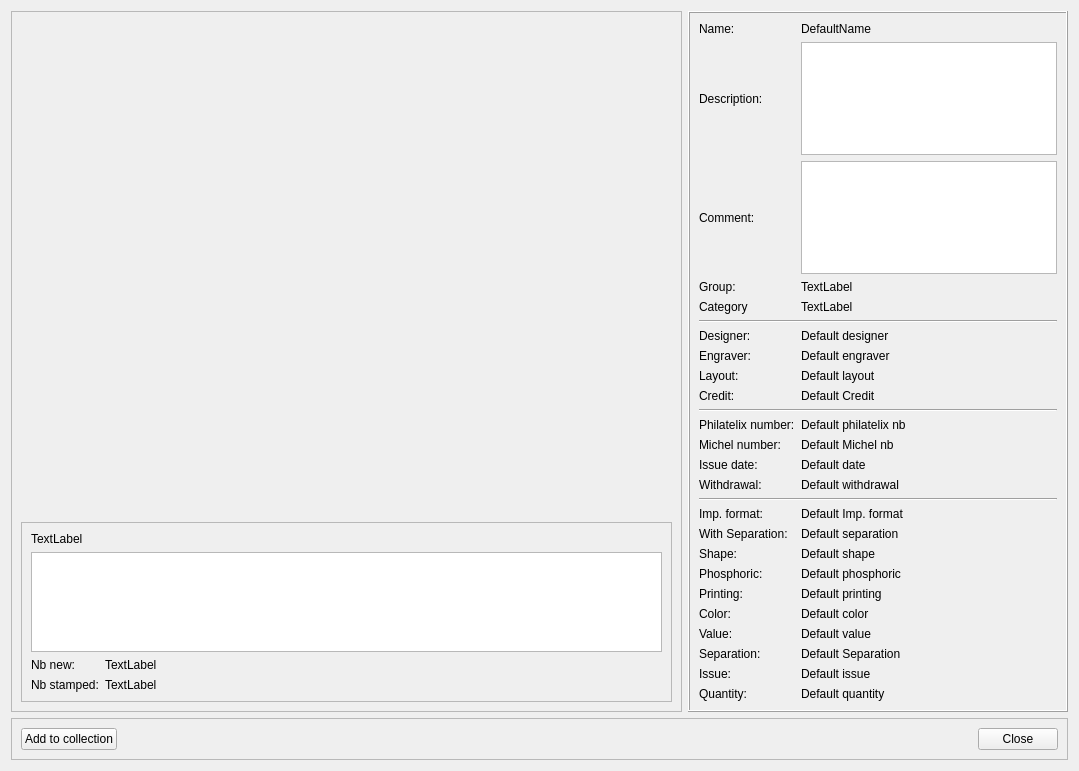
First picture: the form in UI/widgets/stampWidget.ui, repository chep/philatelie, before the edit.
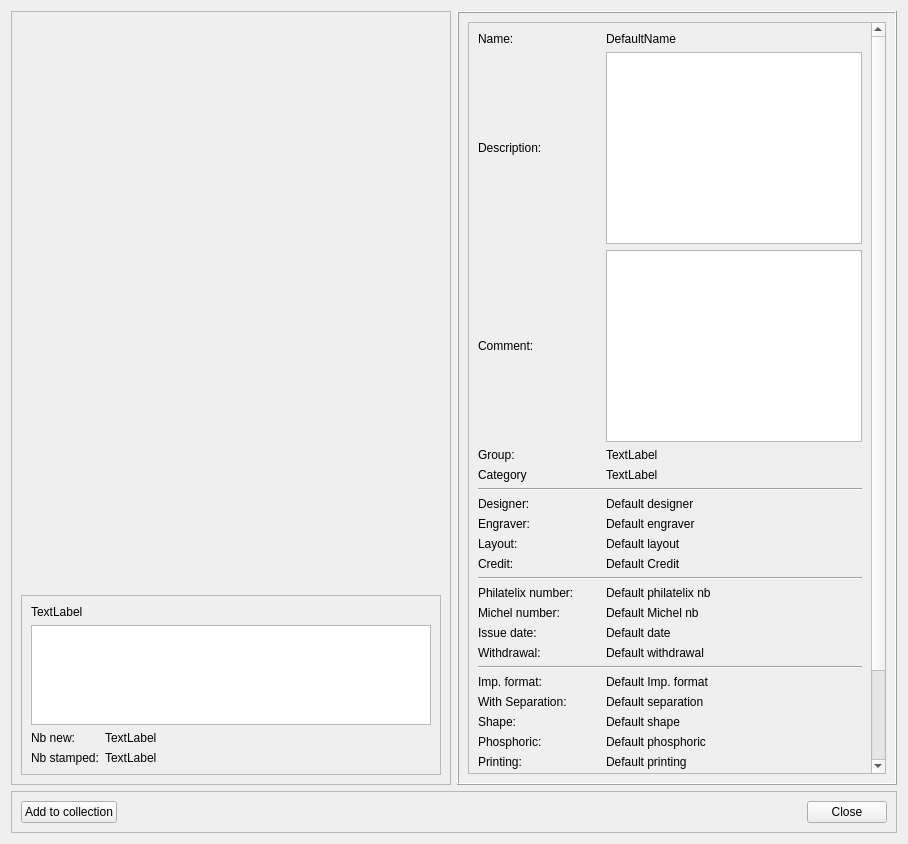
Second picture: the form after the edit. Icons and pictures are not drawn.

Commit message: UI: add scrollbar for stamp details

Patch:
```diff
--- a/UI/widgets/stampWidget.ui
+++ b/UI/widgets/stampWidget.ui
@@ -6,8 +6,8 @@
    <rect>
     <x>0</x>
     <y>0</y>
-    <width>1079</width>
-    <height>771</height>
+    <width>908</width>
+    <height>844</height>
    </rect>
   </property>
   <property name="windowTitle">
@@ -145,6 +145,21 @@
        </property>
        <layout class="QVBoxLayout" name="verticalLayout">
         <item>
+         <widget class="QScrollArea" name="scrollArea">
+          <property name="widgetResizable">
+           <bool>true</bool>
+          </property>
+          <widget class="QWidget" name="scrollAreaWidgetContents">
+           <property name="geometry">
+            <rect>
+             <x>0</x>
+             <y>0</y>
+             <width>398</width>
+             <height>878</height>
+            </rect>
+           </property>
+           <layout class="QVBoxLayout" name="verticalLayout_4">
+            <item>
          <layout class="QGridLayout" name="gridLayout_4">
           <item row="8" column="0">
            <widget class="QLabel" name="titleLayout">
@@ -862,7 +877,7 @@
           <item row="2" column="1">
            <widget class="QTextBrowser" name="textBrowserComment">
             <property name="sizePolicy">
-             <sizepolicy hsizetype="Minimum" vsizetype="Expanding">
+                 <sizepolicy hsizetype="Minimum" vsizetype="Minimum">
               <horstretch>0</horstretch>
               <verstretch>0</verstretch>
              </sizepolicy>
@@ -872,7 +887,7 @@
           <item row="1" column="1">
            <widget class="QTextBrowser" name="textBrowserDescription">
             <property name="sizePolicy">
-             <sizepolicy hsizetype="Minimum" vsizetype="Expanding">
+                 <sizepolicy hsizetype="Minimum" vsizetype="Minimum">
               <horstretch>0</horstretch>
               <verstretch>0</verstretch>
              </sizepolicy>
@@ -880,6 +895,10 @@
            </widget>
           </item>
          </layout>
+            </item>
+           </layout>
+          </widget>
+         </widget>
         </item>
        </layout>
       </widget>
```
Lines whose indentation alone changed are shown as unchanged. The commit also changes 1 other file.
